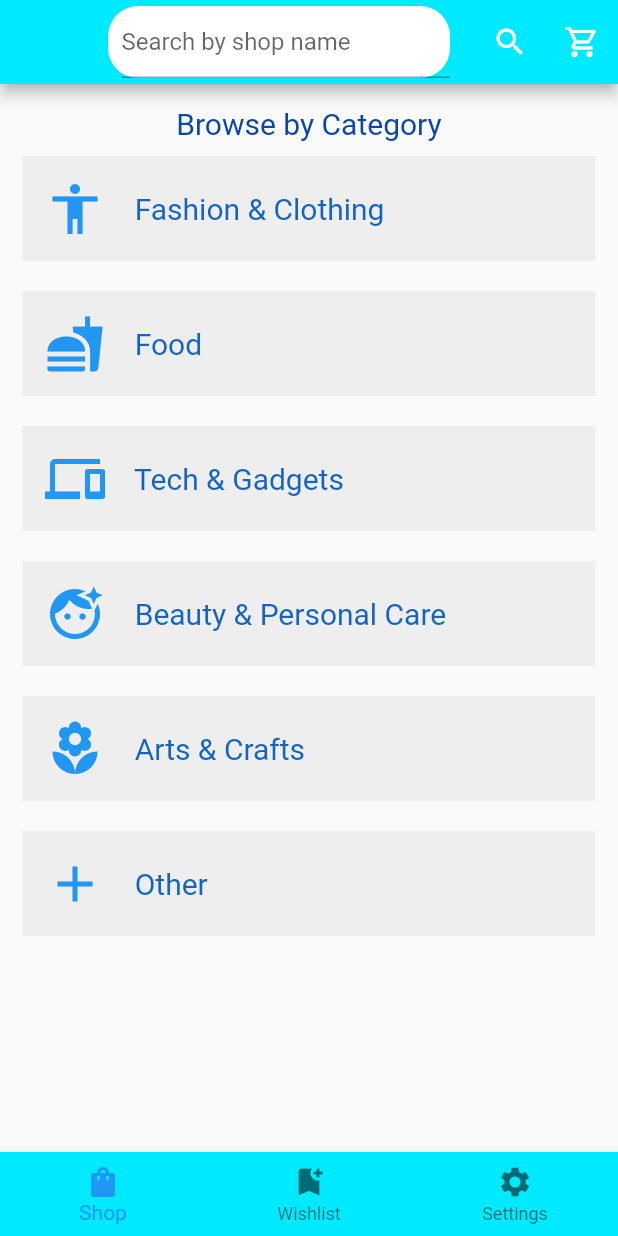
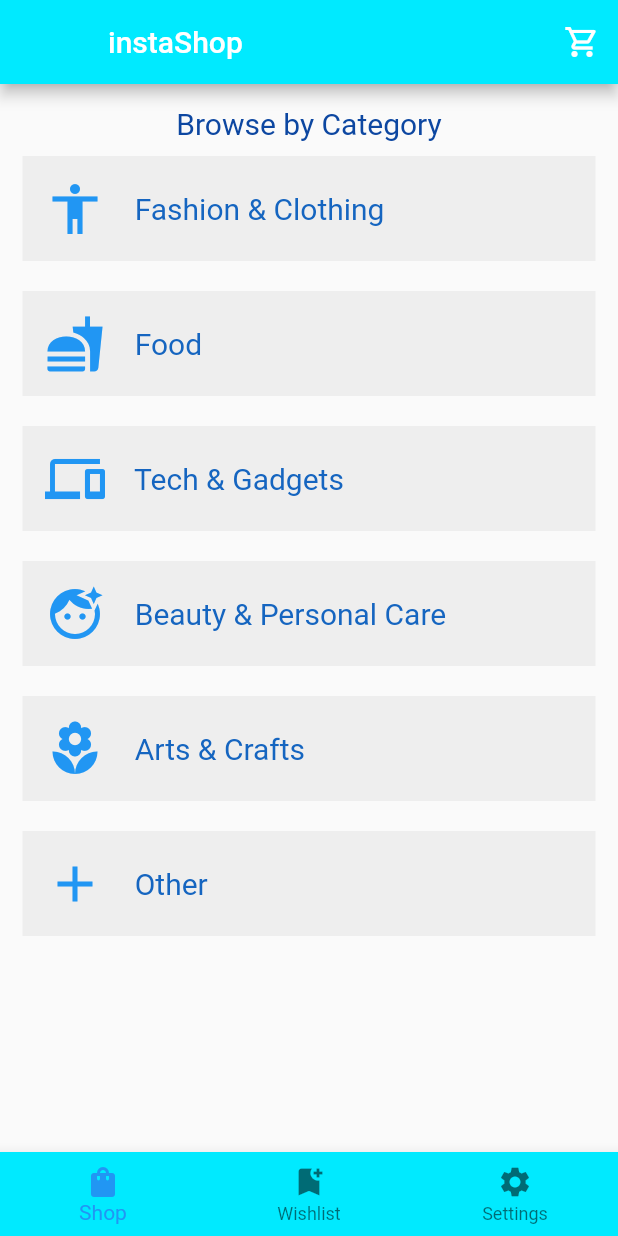
Before and after one commit to valdodotcom/COE356-VorTech, a Flutter app: the Categories screen opened directly, on a phone screen of 412 x 824 dp. Run offline on Flutter 3.47's test engine with Material 2 defaults, Android fonts, the phone set to English and light mode, and no system bars.

Commit message:
Removed Search Bar & Button
Temporarily removed due to time constraints. Will revisit if there's time.

```diff
--- a/instashop/lib/ui/categories.dart
+++ b/instashop/lib/ui/categories.dart
@@ -34,7 +34,10 @@ class _CategoriesState extends State<Categories> {
           appBar: new AppBar(
             leading: new Container(),
             backgroundColor: Color(0xff00eaff),
-            title: new Container(
+            title: new Text("instaShop")
+
+
+            /*new Container(
               padding: EdgeInsets.fromLTRB(9.0, 0.0, 0.0, 0.0),
               decoration: new BoxDecoration(
                 color: Colors.white,
@@ -45,13 +48,9 @@ class _CategoriesState extends State<Categories> {
                 hintText: "Search by shop name",
 
               ),
-            ),)
+            ),)*/
             ,
             actions: <Widget>[
-              new IconButton(
-                  onPressed: () => debugPrint("Search pressed"),
-                  icon: new Icon(Icons.search)),
-
               new IconButton(
                   onPressed: () {
                     var router = new MaterialPageRoute(
@@ -60,7 +59,6 @@ class _CategoriesState extends State<Categories> {
                     Navigator.of(context).push(router);
                   },
                   icon: new Icon(Icons.shopping_cart_outlined))
-
             ],
           ),
           body: new ListView(
```
